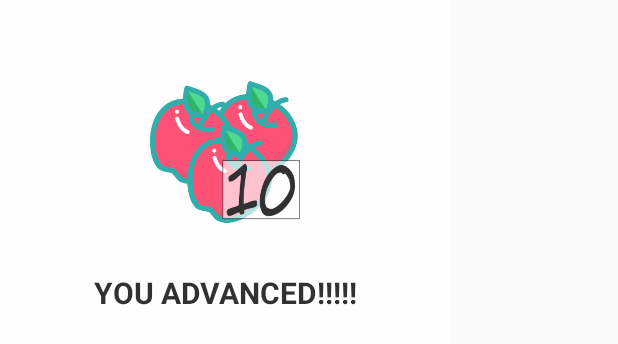
After one commit to Verdant90/msciwe_klarnecistki_hackathon, an Android app: the layout layout_toast_custom.xml on its own in the app's theme, with its tools: preview values and no code run, on a phone screen of 412 x 824 dp. The commit adds this screen. Shown: the top 344 px of the screen. Run offline under Robolectric (Android 15) with nearby library versions, the phone set to English and light mode, and no system bars.

Commit message:
a nice toast

```diff
--- /dev/null
+++ b/app/src/main/res/layout/layout_toast_custom.xml
@@ -0,0 +1,39 @@
+<?xml version="1.0" encoding="utf-8"?>
+<LinearLayout xmlns:android="http://schemas.android.com/apk/res/android"
+    xmlns:tools="http://schemas.android.com/tools"
+    android:layout_width="wrap_content"
+    android:layout_height="wrap_content"
+    android:background="@color/white"
+    android:gravity="center"
+    android:alpha="0.8"
+    android:orientation="vertical">
+
+    <View
+        android:layout_width="300dp"
+        android:layout_height="1dp" />
+
+    <ImageView
+        android:layout_marginTop="50dp"
+        android:id="@+id/image_toast"
+        android:layout_width="100dp"
+        android:layout_height="100dp"
+        android:src="@drawable/ic_apple_challenge" />
+
+    <TextView
+        android:id="@+id/text_message"
+        android:layout_width="wrap_content"
+        android:layout_height="wrap_content"
+        android:layout_marginTop="30dp"
+        android:textColor="@color/black"
+        android:textStyle="bold"
+        android:lines="2"
+        android:textSize="20sp"
+        android:textAlignment="center"
+        android:textAllCaps="true"
+        tools:text="YOU ADVANCED!!!!!"
+        android:layout_marginBottom="50dp"/>
+
+    <View
+        android:layout_width="300dp"
+        android:layout_height="1dp" />
+</LinearLayout>
```
Also changed, not shown: app/src/main/java/com/szymon/hackathonapplication/activities/MapActivity.java (+10 -1 lines), app/src/main/java/com/szymon/hackathonapplication/helpers/ToastUtils.java (added, +34 -0 lines).
